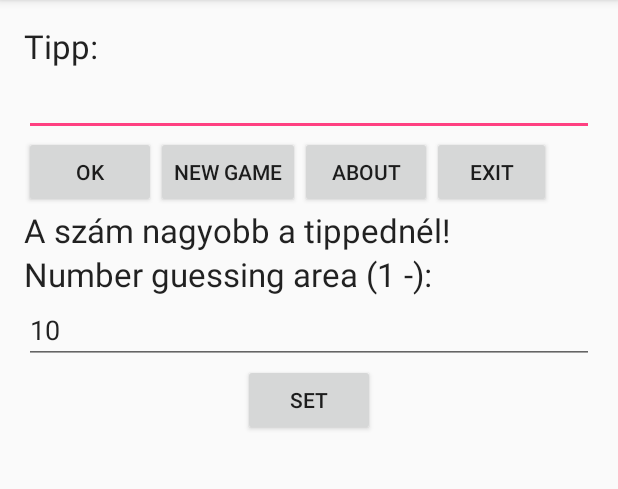
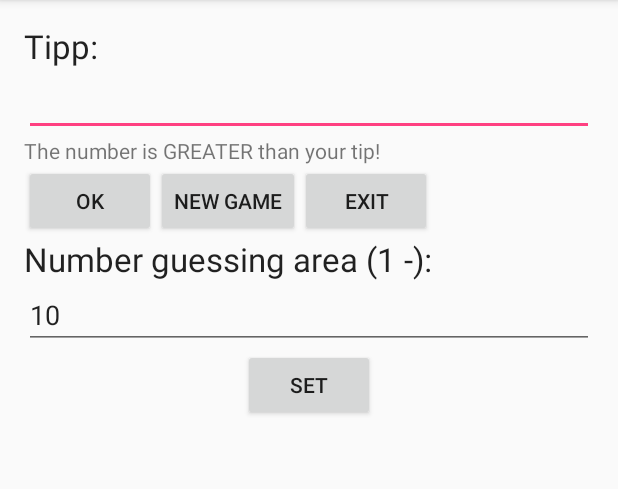
Before and after one commit to denesdavid/GuessTheNumber, an Android app: the screen it shows after launch (MyActivity), after a tap on "OK", on a phone screen of 412 x 824 dp, the part 84-573 px from its top. Run offline under Robolectric (Android 15) with nearby library versions, the phone set to English and light mode, and no system bars; 1 statement that could not run was skipped.

Commit message:
Functional development

```diff
--- a/app/src/main/java/com/example/david/guessthenumber/MyActivity.java
+++ b/app/src/main/java/com/example/david/guessthenumber/MyActivity.java
@@ -11,10 +11,9 @@ public class MyActivity extends AppCompatActivity {
 
     private EditText number;
     private EditText txtarea;
-    private Button newgame,ok,set,exit,about;
+    private Button newgame,ok,set,exit;
     private TextView result;
     private int TheNumber;
-    private int Probes=3;
     public int area=10;
 
     @Override
@@ -23,11 +22,11 @@ public class MyActivity extends AppCompatActivity {
         setContentView(R.layout.activity_my);
 
         number=(EditText)findViewById(R.id.txtNumber);
+        txtarea=(EditText)findViewById(R.id.txtArea);
         newgame=(Button)findViewById(R.id.BTNewGame);
         ok=(Button)findViewById(R.id.BTOK);
         set=(Button)findViewById(R.id.BTSet);
         exit=(Button)findViewById(R.id.BTExit);
-        about=(Button)findViewById(R.id.BTAbout);
         result=(TextView)findViewById(R.id.txtResult);
         TheNumber=GenerateNumber();
 
@@ -38,25 +37,15 @@ public class MyActivity extends AppCompatActivity {
                 if (guess == TheNumber)
                 {
                     ok.setEnabled(false);
-                    result.setText("Gratulálok! Kitaláltad a számot!");
+                    result.setText("Congrats!");
                 }
-                else
-                {
-                    Probes--;
-                    if(guess<TheNumber)
-                    {
-                        result.setText("A szám nagyobb a tippednél!");
+                else {
+                    if (guess < TheNumber) {
+                        result.setText("The number is GREATER than your tip!");
                     }
-                    if(guess>TheNumber)
-                    {
-                        result.setText("A szám kisebb a tippednél!");
+                    if (guess > TheNumber) {
+                        result.setText("The number is SMALLER than your tip!");
                     }
-
-                }
-                if(Probes==0)
-                {
-                    ok.setEnabled(false);
-                    result.setText("Nincs lehetőséged tovább találgatni!");
                 }
             }
         });
@@ -68,14 +57,13 @@ public class MyActivity extends AppCompatActivity {
                 result.setText("");
                 TheNumber = GenerateNumber();
                 ok.setEnabled(true);
-                Probes=3;
             }
         });
         set.setOnClickListener(new View.OnClickListener() {
             @Override
             public void onClick(View v) {
-                int a=Integer.parseInt(txtarea.getText().toString());
-                area=a;
+                area=Integer.parseInt(txtarea.getText().toString());
+                ok.setEnabled(false);
             }
         });
         exit.setOnClickListener(new View.OnClickListener() {
--- a/app/src/main/res/layout/activity_my.xml
+++ b/app/src/main/res/layout/activity_my.xml
@@ -24,6 +24,12 @@
         android:ems="10"
         android:id="@+id/txtNumber" />
 
+    <TextView
+        android:layout_width="wrap_content"
+        android:layout_height="wrap_content"
+        android:textAppearance="?android:attr/textAppearanceSmall"
+        android:id="@+id/txtResult" />
+
     <LinearLayout
         android:orientation="horizontal"
         android:layout_width="351dp"
@@ -44,22 +50,10 @@
         <Button
             android:layout_width="wrap_content"
             android:layout_height="wrap_content"
-            android:text="About"
-            android:id="@+id/BTAbout" />
-
-        <Button
-            android:layout_width="wrap_content"
-            android:layout_height="wrap_content"
             android:text="Exit"
             android:id="@+id/BTExit" />
 
     </LinearLayout>
-
-    <TextView
-        android:layout_width="wrap_content"
-        android:layout_height="wrap_content"
-        android:textAppearance="?android:attr/textAppearanceLarge"
-        android:id="@+id/txtResult" />
 
     <LinearLayout
         android:orientation="vertical"
@@ -103,4 +97,5 @@
         android:text="Set"
         android:id="@+id/BTSet"
         android:layout_gravity="center_horizontal" />
+
 </LinearLayout>
```
